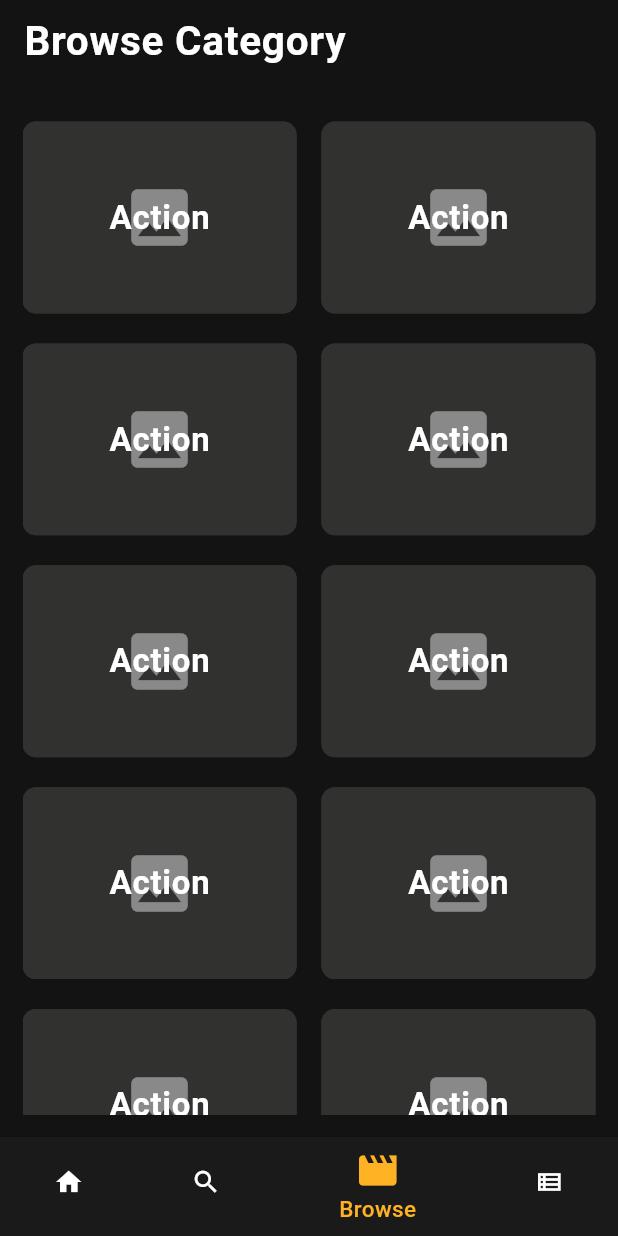
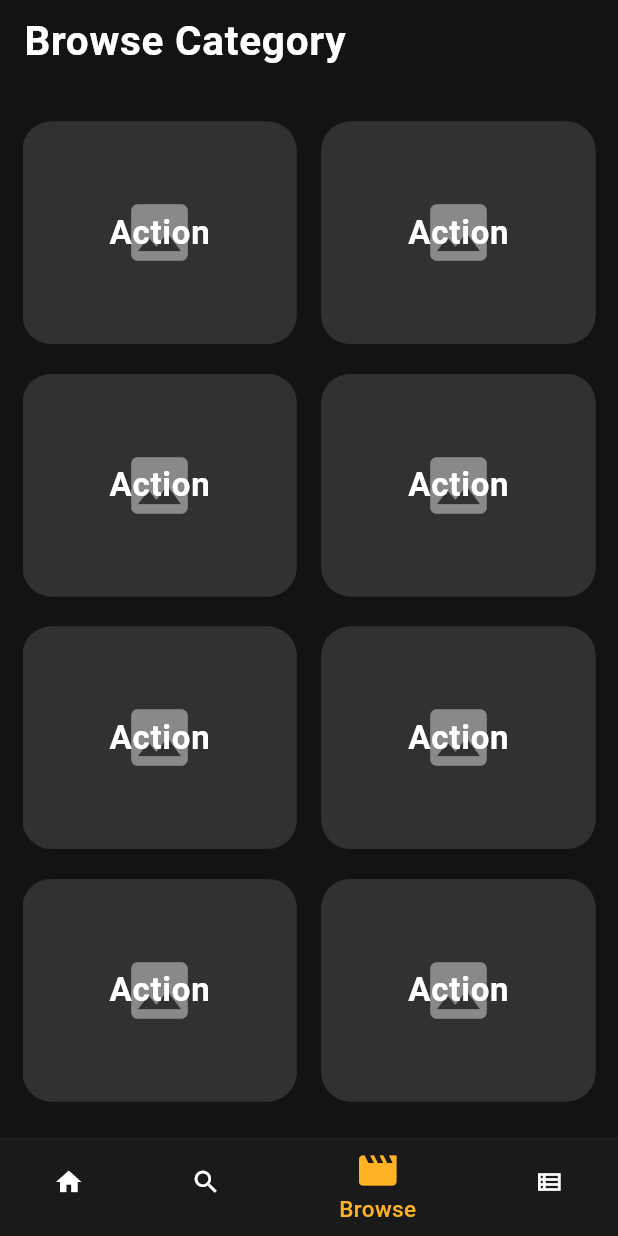
Before and after one commit to MayadaMansour/Movies_App, a Flutter app: the screen it shows after launch, item 3 of the bottom bar chosen, on a phone screen of 412 x 824 dp. Run offline on Flutter 3.47's test engine with Material 3 defaults, Android fonts, the phone set to English and light mode, and no system bars; our stand-ins replace carousel_slider; Roboto replaces fonts that are missing (ElMessiri, Flat).

Commit message:
Ui BrowseScreen

```diff
--- a/lib/ui/movies_pages/browse/browse_category_item.dart
+++ b/lib/ui/movies_pages/browse/browse_category_item.dart
@@ -8,14 +8,16 @@ class BrowseCategoryItem extends StatelessWidget {
 
   @override
   Widget build(BuildContext context) {
-    return AspectRatio(
-      aspectRatio: 10 / 7,
+    return Expanded(
+      child: SizedBox(
+        width: double.infinity,
+        height: MediaQuery.of(context).size.width * 0.36,
         child: Stack(
           children: [
             Container(
               decoration: BoxDecoration(
                 color: ColorResources.grey,
-              borderRadius: BorderRadius.circular(9.0),
+                borderRadius: BorderRadius.circular(19.0),
               ),
               child: Center(
                 child: Icon(
@@ -38,6 +40,7 @@ class BrowseCategoryItem extends StatelessWidget {
             ),
           ],
         ),
+      ),
     );
   }
 }
```
Lines whose indentation alone changed are shown as unchanged.
